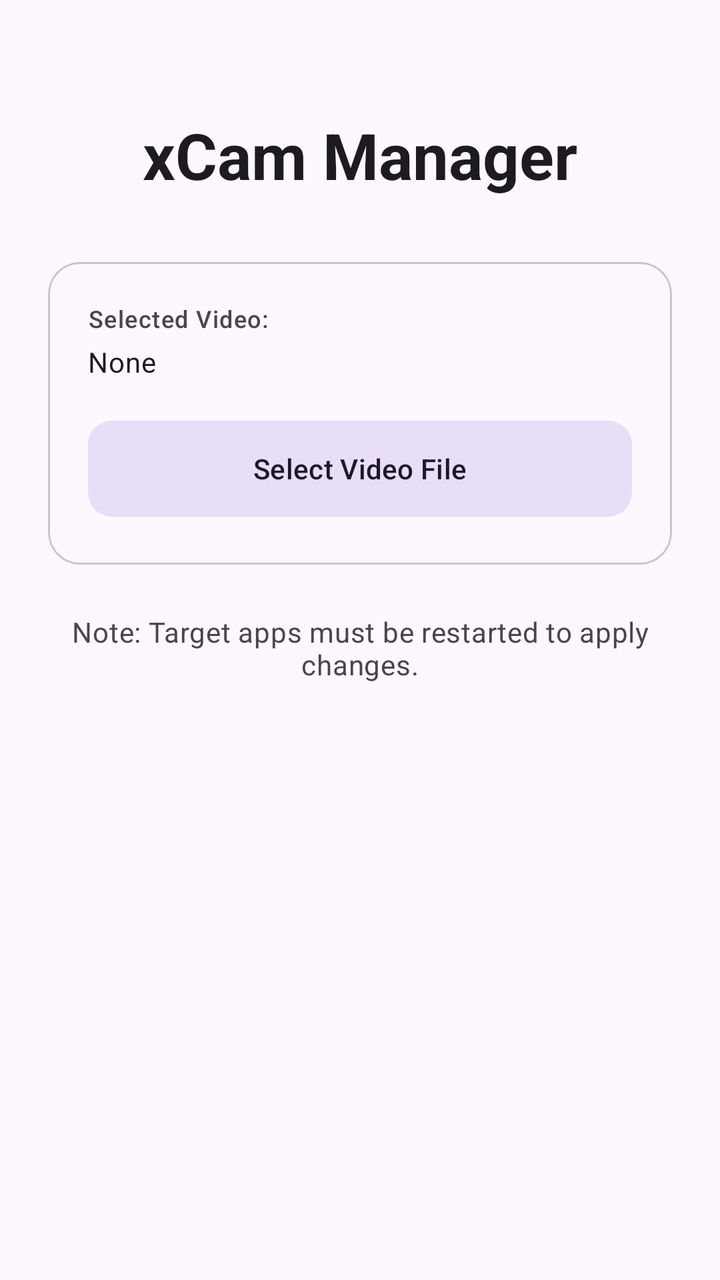
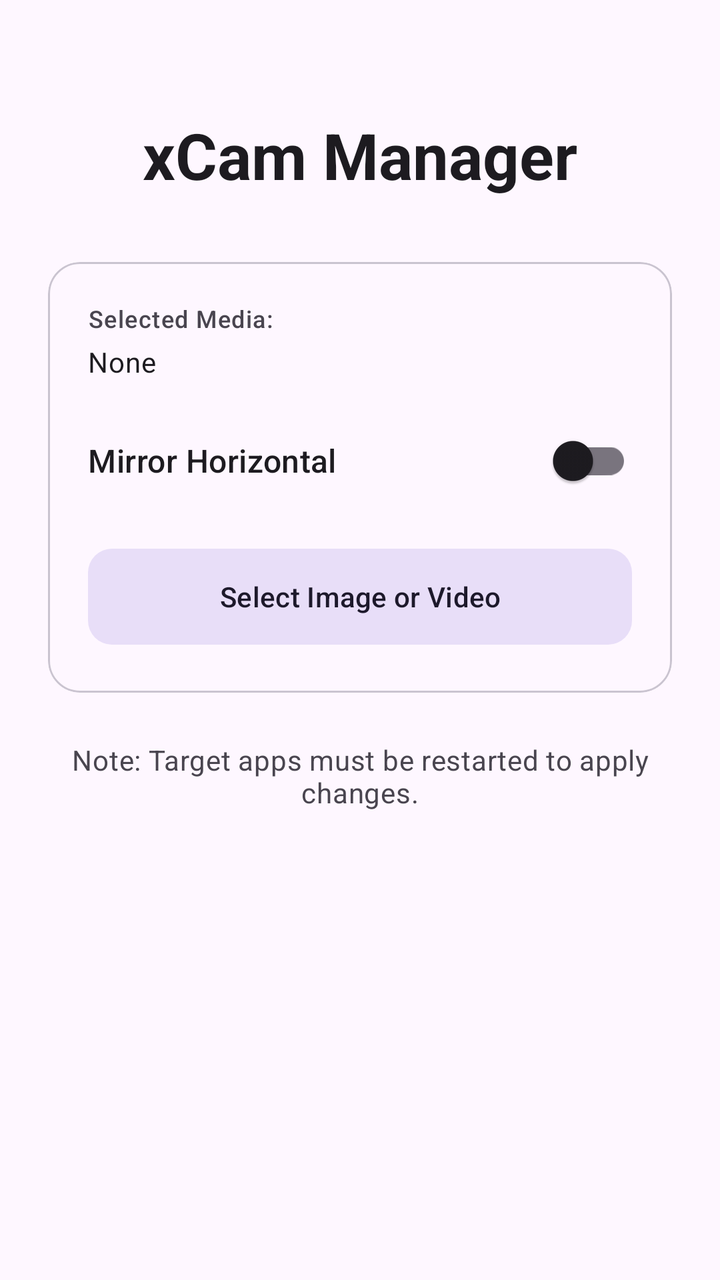

The first picture is an Android layout as it rendered before a commit; the second is the same layout after the commit. The layout source and the unified diff follow.
<!-- AndroidManifest.xml: application theme Theme.xCam -->
<!-- res/layout/activity_main.xml -->
<?xml version="1.0" encoding="utf-8"?>
<androidx.core.widget.NestedScrollView xmlns:android="http://schemas.android.com/apk/res/android"
    xmlns:app="http://schemas.android.com/apk/res-auto"
    android:layout_width="match_parent"
    android:layout_height="match_parent"
    android:background="?attr/colorSurface">
    <LinearLayout
        android:id="@+id/main"
        android:layout_width="match_parent"
        android:layout_height="wrap_content"
        android:orientation="vertical"
        android:padding="24dp"
        android:gravity="center_horizontal">
        <TextView
            android:id="@+id/tv_title"
            android:layout_width="wrap_content"
            android:layout_height="wrap_content"
            android:layout_marginTop="32dp"
            android:layout_marginBottom="32dp"
            android:text="@string/title_manager"
            android:textAppearance="?attr/textAppearanceHeadlineLarge"
            android:textStyle="bold"
            android:textColor="?attr/colorOnSurface" />
        <com.google.android.material.card.MaterialCardView
            android:id="@+id/card_settings"
            android:layout_width="match_parent"
            android:layout_height="wrap_content"
            android:layout_marginBottom="24dp"
            app:cardCornerRadius="16dp"
            app:cardElevation="0dp"
            app:strokeWidth="1dp"
            app:strokeColor="?attr/colorOutlineVariant">
            <LinearLayout
                android:layout_width="match_parent"
                android:layout_height="wrap_content"
                android:orientation="vertical"
                android:padding="20dp">

                <TextView
                    android:layout_width="wrap_content"
                    android:layout_height="wrap_content"
                    android:text="@string/label_video_path"
                    android:textAppearance="?attr/textAppearanceLabelMedium"
                    android:textColor="?attr/colorOnSurfaceVariant" />

                <TextView
                    android:id="@+id/tv_video_path"
                    android:layout_width="match_parent"
                    android:layout_height="wrap_content"
                    android:layout_marginTop="4dp"
                    android:layout_marginBottom="16dp"
                    android:text="@string/label_none"
                    android:textAppearance="?attr/textAppearanceBodyMedium"
                    android:ellipsize="middle"
                    android:singleLine="true" />

                <com.google.android.material.button.MaterialButton
                    android:id="@+id/btn_select_video"
                    android:layout_width="match_parent"
                    android:layout_height="56dp"
                    android:text="@string/btn_select_video"
                    android:textAllCaps="false"
                    app:cornerRadius="12dp"
                    style="@style/Widget.Material3.Button.TonalButton" />
            </LinearLayout>
        </com.google.android.material.card.MaterialCardView>
        <TextView
            android:id="@+id/tv_note"
            android:layout_width="match_parent"
            android:layout_height="wrap_content"
            android:gravity="center"
            android:text="@string/note_restart"
            android:textAppearance="?attr/textAppearanceBodyMedium"
            android:textColor="?attr/colorOnSurfaceVariant" />
    </LinearLayout>
</androidx.core.widget.NestedScrollView>
<!-- resources referenced by this layout -->
<resources>
  <string name="btn_select_video">Select Video File</string>
  <string name="label_none">None</string>
  <string name="label_video_path">Selected Video:</string>
  <string name="note_restart">Note: Target apps must be restarted to apply changes.</string>
  <string name="title_manager">xCam Manager</string>
  <style name="Theme.xCam" parent="Theme.Material3.DayNight.NoActionBar">
          <item name="colorPrimary">@color/purple_500</item>
          <item name="android:statusBarColor">@android:color/transparent</item>
          <item name="android:navigationBarColor">@android:color/transparent</item>
          <item name="android:windowLightStatusBar">true</item>
          <item name="android:windowLightNavigationBar">true</item>
      </style>
  <color name="purple_500">#FF6200EE</color>
</resources>

<!-- the commit's change to res/layout/activity_main.xml (unified diff, before → after) -->
@@ -54,6 +54,24 @@
                     android:ellipsize="middle"
                     android:singleLine="true" />
 
+                <LinearLayout
+                    android:layout_width="match_parent"
+                    android:layout_height="wrap_content"
+                    android:orientation="horizontal"
+                    android:gravity="center_vertical"
+                    android:paddingBottom="16dp">
+                    <TextView
+                        android:layout_width="0dp"
+                        android:layout_height="wrap_content"
+                        android:layout_weight="1"
+                        android:text="@string/label_mirror"
+                        android:textAppearance="?attr/textAppearanceTitleMedium" />
+                    <com.google.android.material.switchmaterial.SwitchMaterial
+                        android:id="@+id/switch_mirror"
+                        android:layout_width="wrap_content"
+                        android:layout_height="wrap_content" />
+                </LinearLayout>
+
                 <com.google.android.material.button.MaterialButton
                     android:id="@+id/btn_select_video"
                     android:layout_width="match_parent"
<!-- resource entries referenced after the edit -->
@@ -1,8 +1,9 @@
 <!-- resources referenced by this layout -->
 <resources>
-  <string name="btn_select_video">Select Video File</string>
+  <string name="btn_select_video">Select Image or Video</string>
+  <string name="label_mirror">Mirror Horizontal</string>
   <string name="label_none">None</string>
-  <string name="label_video_path">Selected Video:</string>
+  <string name="label_video_path">Selected Media:</string>
   <string name="note_restart">Note: Target apps must be restarted to apply changes.</string>
   <string name="title_manager">xCam Manager</string>
   <style name="Theme.xCam" parent="Theme.Material3.DayNight.NoActionBar">
